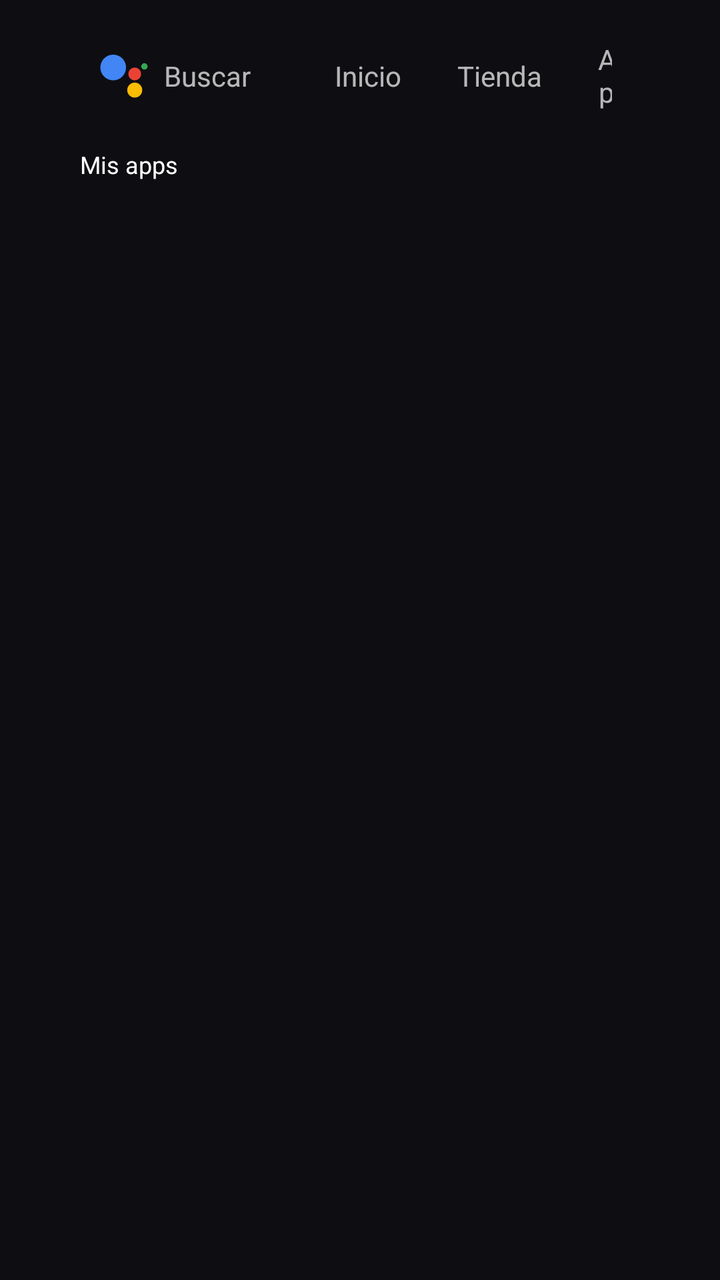
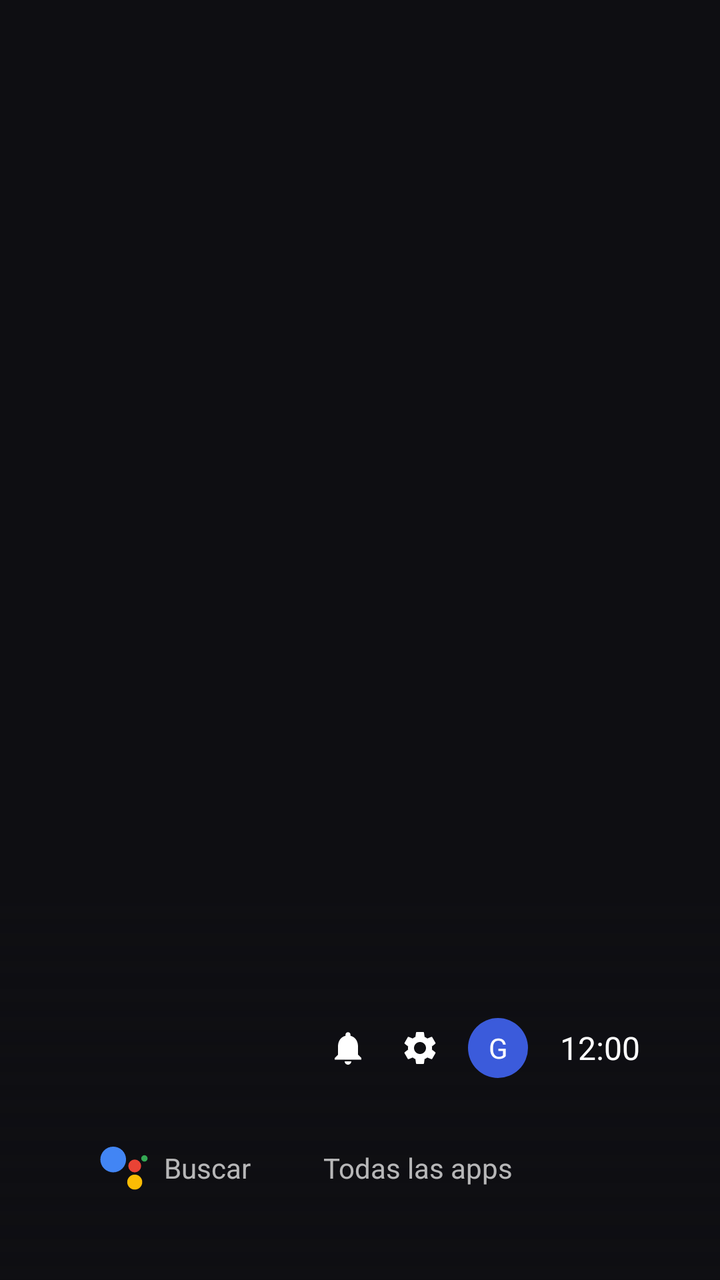

Compare the two renders of this Android layout. The source of the first and the diff that turns it into the second are given below.
<!-- AndroidManifest.xml: application theme Theme.LauncherTV -->
<!-- res/layout/activity_main.xml -->
<?xml version="1.0" encoding="utf-8"?>
<LinearLayout xmlns:android="http://schemas.android.com/apk/res/android"
    android:layout_width="match_parent"
    android:layout_height="match_parent"
    android:orientation="vertical"
    android:background="@color/bg_main"
    android:paddingStart="40dp"
    android:paddingEnd="40dp"
    android:paddingTop="16dp">

    
    <LinearLayout
        android:layout_width="match_parent"
        android:layout_height="44dp"
        android:orientation="horizontal"
        android:gravity="center_vertical">

        <LinearLayout
            android:id="@+id/search"
            android:layout_width="wrap_content"
            android:layout_height="36dp"
            android:gravity="center_vertical"
            android:paddingStart="10dp"
            android:paddingEnd="14dp"
            android:focusable="true"
            android:background="@drawable/pill_focus_bg">

            <ImageView
                android:id="@+id/assistantIcon"
                android:layout_width="24dp"
                android:layout_height="24dp"
                android:scaleType="fitCenter"
                android:src="@drawable/ic_assistant" />

            <TextView
                android:layout_width="wrap_content"
                android:layout_height="wrap_content"
                android:layout_marginStart="8dp"
                android:text="@string/search"
                android:textColor="@color/tab_text"
                android:textSize="14sp" />
        </LinearLayout>

        <TextView
            android:id="@+id/tabHome"
            style="@style/Tab"
            android:layout_marginStart="14dp"
            android:text="@string/tab_home" />

        <TextView
            android:id="@+id/tabShop"
            style="@style/Tab"
            android:text="@string/tab_shop" />

        <TextView
            android:id="@+id/tabApps"
            style="@style/Tab"
            android:text="@string/tab_apps" />

        <View
            android:layout_width="0dp"
            android:layout_height="1dp"
            android:layout_weight="1" />

        <ImageView
            android:id="@+id/iconNotifications"
            android:layout_width="36dp"
            android:layout_height="36dp"
            android:padding="8dp"
            android:focusable="true"
            android:background="@drawable/icon_focus_bg"
            android:src="@drawable/ic_bell" />

        <ImageView
            android:id="@+id/iconSettings"
            android:layout_width="36dp"
            android:layout_height="36dp"
            android:padding="8dp"
            android:focusable="true"
            android:background="@drawable/icon_focus_bg"
            android:src="@drawable/ic_settings" />

        <TextView
            android:id="@+id/profile"
            android:layout_width="30dp"
            android:layout_height="30dp"
            android:layout_marginStart="6dp"
            android:gravity="center"
            android:focusable="true"
            android:background="@drawable/profile_circle"
            android:text="@string/profile_letter"
            android:textColor="@color/text_primary"
            android:textSize="14sp" />

        <TextClock
            android:layout_width="wrap_content"
            android:layout_height="wrap_content"
            android:layout_marginStart="16dp"
            android:format12Hour="hh:mm"
            android:format24Hour="HH:mm"
            android:textColor="@color/text_primary"
            android:textSize="16sp" />
    </LinearLayout>

    
    <LinearLayout
        android:id="@+id/homeContent"
        android:layout_width="match_parent"
        android:layout_height="0dp"
        android:layout_weight="1"
        android:orientation="vertical">

        <TextView
            android:id="@+id/rowTitle"
            android:layout_width="wrap_content"
            android:layout_height="wrap_content"
            android:layout_marginTop="14dp"
            android:text="@string/home_apps"
            android:textColor="@color/text_primary"
            android:textSize="12sp" />

        <androidx.recyclerview.widget.RecyclerView
            android:id="@+id/appsRow"
            android:layout_width="match_parent"
            android:layout_height="76dp"
            android:layout_marginTop="2dp"
            android:clipToPadding="false"
            android:paddingStart="8dp"
            android:paddingTop="8dp"
            android:paddingBottom="8dp" />

        <TextView
            android:id="@+id/appName"
            android:layout_width="wrap_content"
            android:layout_height="16dp"
            android:textColor="@color/text_primary"
            android:textSize="11sp" />

        
        <ScrollView
            android:id="@+id/rowsScroll"
            android:layout_width="match_parent"
            android:layout_height="0dp"
            android:layout_weight="1"
            android:layout_marginTop="6dp"
            android:clipToPadding="false"
            android:scrollbars="none">

            <LinearLayout
                android:id="@+id/rowsContainer"
                android:layout_width="match_parent"
                android:layout_height="wrap_content"
                android:orientation="vertical" />
        </ScrollView>
    </LinearLayout>

    
    <LinearLayout
        android:id="@+id/panel"
        android:layout_width="match_parent"
        android:layout_height="0dp"
        android:layout_weight="1"
        android:orientation="vertical"
        android:paddingTop="18dp"
        android:visibility="gone">

        <TextView
            android:id="@+id/panelTitle"
            android:layout_width="wrap_content"
            android:layout_height="wrap_content"
            android:textColor="@color/text_primary"
            android:textSize="20sp"
            android:textStyle="bold" />

        <androidx.recyclerview.widget.RecyclerView
            android:id="@+id/panelList"
            android:layout_width="match_parent"
            android:layout_height="0dp"
            android:layout_weight="1"
            android:layout_marginTop="12dp"
            android:clipToPadding="false"
            android:paddingBottom="16dp" />
    </LinearLayout>
</LinearLayout>
<!-- resources referenced by this layout -->
<resources>
  <color name="bg_main">#0E0E12</color>
  <color name="text_primary">#FFFFFF</color>
  <!-- drawable ic_bell (drawable) -->
  <?xml version="1.0" encoding="utf-8"?>
  <vector xmlns:android="http://schemas.android.com/apk/res/android"
      android:width="24dp" android:height="24dp"
      android:viewportWidth="24" android:viewportHeight="24">
      <path
          android:fillColor="#FFFFFF"
          android:pathData="M12,22c1.1,0 2,-0.9 2,-2h-4c0,1.1 0.89,2 2,2zM18,16v-5c0,-3.07 -1.64,-5.64 -4.5,-6.32V4c0,-0.83 -0.67,-1.5 -1.5,-1.5s-1.5,0.67 -1.5,1.5v0.68C7.63,5.36 6,7.92 6,11v5l-2,2v1h16v-1l-2,-2z" />
  </vector>
  <!-- drawable icon_focus_bg (drawable) -->
  <?xml version="1.0" encoding="utf-8"?>
  <selector xmlns:android="http://schemas.android.com/apk/res/android">
      <item android:state_focused="true">
          <shape android:shape="oval">
              <solid android:color="#44FFFFFF" />
              <stroke android:width="2dp" android:color="@color/focus_border" />
          </shape>
      </item>
      <item>
          <shape android:shape="oval">
              <solid android:color="@android:color/transparent" />
          </shape>
      </item>
  </selector>
  <!-- drawable pill_focus_bg (drawable) -->
  <?xml version="1.0" encoding="utf-8"?>
  <selector xmlns:android="http://schemas.android.com/apk/res/android">
      <item android:state_focused="true">
          <shape>
              <solid android:color="#FFFFFF" />
              <corners android:radius="20dp" />
          </shape>
      </item>
      <item>
          <shape>
              <solid android:color="@android:color/transparent" />
              <corners android:radius="20dp" />
          </shape>
      </item>
  </selector>
  <!-- drawable profile_circle (drawable) -->
  <?xml version="1.0" encoding="utf-8"?>
  <selector xmlns:android="http://schemas.android.com/apk/res/android">
      <item android:state_focused="true">
          <shape android:shape="oval">
              <solid android:color="@color/profile" />
              <stroke android:width="3dp" android:color="@color/focus_border" />
          </shape>
      </item>
      <item>
          <shape android:shape="oval">
              <solid android:color="@color/profile" />
          </shape>
      </item>
  </selector>
  <string name="home_apps">Mis apps</string>
  <string name="profile_letter">G</string>
  <string name="search">Buscar</string>
  <string name="tab_apps">Apps</string>
  <string name="tab_home">Inicio</string>
  <string name="tab_shop">Tienda</string>
  <style name="Tab">
          <item name="android:layout_width">wrap_content</item>
          <item name="android:layout_height">36dp</item>
          <item name="android:gravity">center</item>
          <item name="android:paddingStart">14dp</item>
          <item name="android:paddingEnd">14dp</item>
          <item name="android:focusable">true</item>
          <item name="android:background">@drawable/pill_focus_bg</item>
          <item name="android:textColor">@color/tab_text</item>
          <item name="android:textSize">14sp</item>
      </style>
  <style name="Theme.LauncherTV" parent="Theme.AppCompat.NoActionBar">
          <item name="android:windowBackground">@color/bg_main</item>
          <item name="android:windowShowWallpaper">false</item>
      </style>
  <color name="focus_border">#FFFFFF</color>
  <color name="profile">#3B5BDB</color>
  <!-- unchanged entries left out for length: 2 -->
</resources>

<!-- the commit's change to res/layout/activity_main.xml (unified diff, before → after) -->
@@ -1,167 +1,146 @@
 <?xml version="1.0" encoding="utf-8"?>
-<LinearLayout xmlns:android="http://schemas.android.com/apk/res/android"
+<FrameLayout xmlns:android="http://schemas.android.com/apk/res/android"
     android:layout_width="match_parent"
-    android:layout_height="match_parent"
-    android:orientation="vertical"
-    android:background="@color/bg_main"
-    android:paddingStart="40dp"
-    android:paddingEnd="40dp"
-    android:paddingTop="16dp">
+    android:layout_height="match_parent">
+
+    
+    <android.media.tv.TvView
+        android:id="@+id/tvView"
+        android:layout_width="match_parent"
+        android:layout_height="match_parent"
+        android:visibility="gone" />
 
     
     <LinearLayout
+        android:id="@+id/menuBar"
         android:layout_width="match_parent"
-        android:layout_height="44dp"
-        android:orientation="horizontal"
-        android:gravity="center_vertical">
+        android:layout_height="wrap_content"
+        android:layout_gravity="bottom"
+        android:orientation="vertical"
+        android:background="@drawable/scrim_bottom"
+        android:paddingStart="40dp"
+        android:paddingEnd="40dp"
+        android:paddingTop="56dp"
+        android:paddingBottom="18dp">
 
+        
         <LinearLayout
-            android:id="@+id/search"
-            android:layout_width="wrap_content"
-            android:layout_height="36dp"
-            android:gravity="center_vertical"
-            android:paddingStart="10dp"
-            android:paddingEnd="14dp"
-            android:focusable="true"
-            android:background="@drawable/pill_focus_bg">
+            android:layout_width="match_parent"
+            android:layout_height="44dp"
+            android:orientation="horizontal"
+            android:gravity="center_vertical">
+
+            <TextView
+                android:id="@+id/appName"
+                android:layout_width="0dp"
+                android:layout_height="wrap_content"
+                android:layout_weight="1"
+                android:maxLines="1"
+                android:ellipsize="end"
+                android:textColor="@color/text_primary"
+                android:textSize="14sp" />
 
             <ImageView
-                android:id="@+id/assistantIcon"
-                android:layout_width="24dp"
-                android:layout_height="24dp"
-                android:scaleType="fitCenter"
-                android:src="@drawable/ic_assistant" />
+                android:id="@+id/iconNotifications"
+                android:layout_width="36dp"
+                android:layout_height="36dp"
+                android:padding="8dp"
+                android:focusable="true"
+                android:background="@drawable/icon_focus_bg"
+                android:src="@drawable/ic_bell" />
+
+            <ImageView
+                android:id="@+id/iconSettings"
+                android:layout_width="36dp"
+                android:layout_height="36dp"
+                android:padding="8dp"
+                android:focusable="true"
+                android:background="@drawable/icon_focus_bg"
+                android:src="@drawable/ic_settings" />
 
             <TextView
+                android:id="@+id/profile"
+                android:layout_width="30dp"
+                android:layout_height="30dp"
+                android:layout_marginStart="6dp"
+                android:gravity="center"
+                android:focusable="true"
+                android:background="@drawable/profile_circle"
+                android:text="@string/profile_letter"
+                android:textColor="@color/text_primary"
+                android:textSize="14sp" />
+
+            <TextClock
                 android:layout_width="wrap_content"
                 android:layout_height="wrap_content"
-                android:layout_marginStart="8dp"
-                android:text="@string/search"
-                android:textColor="@color/tab_text"
-                android:textSize="14sp" />
+                android:layout_marginStart="16dp"
+                android:format12Hour="hh:mm"
+                android:format24Hour="HH:mm"
+                android:textColor="@color/text_primary"
+                android:textSize="16sp" />
         </LinearLayout>
 
-        <TextView
-            android:id="@+id/tabHome"
-            style="@style/Tab"
-            android:layout_marginStart="14dp"
-            android:text="@string/tab_home" />
-
-        <TextView
-            android:id="@+id/tabShop"
-            style="@style/Tab"
-            android:text="@string/tab_shop" />
-
-        <TextView
-            android:id="@+id/tabApps"
-            style="@style/Tab"
-            android:text="@string/tab_apps" />
-
-        <View
-            android:layout_width="0dp"
-            android:layout_height="1dp"
-            android:layout_weight="1" />
-
-        <ImageView
-            android:id="@+id/iconNotifications"
-            android:layout_width="36dp"
-            android:layout_height="36dp"
-            android:padding="8dp"
-            android:focusable="true"
-            android:background="@drawable/icon_focus_bg"
-            android:src="@drawable/ic_bell" />
-
-        <ImageView
-            android:id="@+id/iconSettings"
-            android:layout_width="36dp"
-            android:layout_height="36dp"
-            android:padding="8dp"
-            android:focusable="true"
-            android:background="@drawable/icon_focus_bg"
-            android:src="@drawable/ic_settings" />
-
-        <TextView
-            android:id="@+id/profile"
-            android:layout_width="30dp"
-            android:layout_height="30dp"
-            android:layout_marginStart="6dp"
-            android:gravity="center"
-            android:focusable="true"
-            android:background="@drawable/profile_circle"
-            android:text="@string/profile_letter"
-            android:textColor="@color/text_primary"
-            android:textSize="14sp" />
-
-        <TextClock
-            android:layout_width="wrap_content"
-            android:layout_height="wrap_content"
-            android:layout_marginStart="16dp"
-            android:format12Hour="hh:mm"
-            android:format24Hour="HH:mm"
-            android:textColor="@color/text_primary"
-            android:textSize="16sp" />
-    </LinearLayout>
-
-    
-    <LinearLayout
-        android:id="@+id/homeContent"
-        android:layout_width="match_parent"
-        android:layout_height="0dp"
-        android:layout_weight="1"
-        android:orientation="vertical">
-
-        <TextView
-            android:id="@+id/rowTitle"
-            android:layout_width="wrap_content"
-            android:layout_height="wrap_content"
-            android:layout_marginTop="14dp"
-            android:text="@string/home_apps"
-            android:textColor="@color/text_primary"
-            android:textSize="12sp" />
-
-        <androidx.recyclerview.widget.RecyclerView
-            android:id="@+id/appsRow"
+        
+        <LinearLayout
             android:layout_width="match_parent"
             android:layout_height="76dp"
-            android:layout_marginTop="2dp"
-            android:clipToPadding="false"
-            android:paddingStart="8dp"
-            android:paddingTop="8dp"
-            android:paddingBottom="8dp" />
-
-        <TextView
-            android:id="@+id/appName"
-            android:layout_width="wrap_content"
-            android:layout_height="16dp"
-            android:textColor="@color/text_primary"
-            android:textSize="11sp" />
-
-        
-        <ScrollView
-            android:id="@+id/rowsScroll"
-            android:layout_width="match_parent"
-            android:layout_height="0dp"
-            android:layout_weight="1"
-            android:layout_marginTop="6dp"
-            android:clipToPadding="false"
-            android:scrollbars="none">
+            android:orientation="horizontal"
+            android:gravity="center_vertical">
 
             <LinearLayout
-                android:id="@+id/rowsContainer"
-                android:layout_width="match_parent"
-                android:layout_height="wrap_content"
-                android:orientation="vertical" />
-        </ScrollView>
+                android:id="@+id/search"
+                android:layout_width="wrap_content"
+                android:layout_height="36dp"
+                android:gravity="center_vertical"
+                android:paddingStart="10dp"
+                android:paddingEnd="14dp"
+                android:focusable="true"
+                android:background="@drawable/pill_focus_bg">
+
+                <ImageView
+                    android:id="@+id/assistantIcon"
+                    android:layout_width="24dp"
+                    android:layout_height="24dp"
+                    android:scaleType="fitCenter"
+                    android:src="@drawable/ic_assistant" />
+
+                <TextView
+                    android:layout_width="wrap_content"
+                    android:layout_height="wrap_content"
+                    android:layout_marginStart="8dp"
+                    android:text="@string/search"
+                    android:textColor="@color/tab_text"
+                    android:textSize="14sp" />
+            </LinearLayout>
+
+            <TextView
+                android:id="@+id/tabApps"
+                style="@style/Tab"
+                android:layout_marginStart="8dp"
+                android:text="@string/all_apps" />
+
+            <androidx.recyclerview.widget.RecyclerView
+                android:id="@+id/appsRow"
+                android:layout_width="0dp"
+                android:layout_height="match_parent"
+                android:layout_weight="1"
+                android:layout_marginStart="16dp"
+                android:clipToPadding="false"
+                android:paddingTop="8dp"
+                android:paddingBottom="8dp" />
+        </LinearLayout>
     </LinearLayout>
 
     
     <LinearLayout
         android:id="@+id/panel"
         android:layout_width="match_parent"
-        android:layout_height="0dp"
-        android:layout_weight="1"
+        android:layout_height="match_parent"
         android:orientation="vertical"
-        android:paddingTop="18dp"
+        android:background="@color/bg_main"
+        android:paddingStart="40dp"
+        android:paddingEnd="40dp"
+        android:paddingTop="34dp"
         android:visibility="gone">
 
         <TextView
@@ -181,4 +160,4 @@
             android:clipToPadding="false"
             android:paddingBottom="16dp" />
     </LinearLayout>
-</LinearLayout>
+</FrameLayout>
<!-- resource entries referenced after the edit -->
@@ -57,12 +57,17 @@
           </shape>
       </item>
   </selector>
-  <string name="home_apps">Mis apps</string>
+  <!-- drawable scrim_bottom (drawable) -->
+  <?xml version="1.0" encoding="utf-8"?>
+  <shape xmlns:android="http://schemas.android.com/apk/res/android">
+      <gradient
+          android:angle="90"
+          android:startColor="@color/bg_main"
+          android:endColor="#000E0E12" />
+  </shape>
+  <string name="all_apps">Todas las apps</string>
   <string name="profile_letter">G</string>
   <string name="search">Buscar</string>
-  <string name="tab_apps">Apps</string>
-  <string name="tab_home">Inicio</string>
-  <string name="tab_shop">Tienda</string>
   <style name="Tab">
           <item name="android:layout_width">wrap_content</item>
           <item name="android:layout_height">36dp</item>
